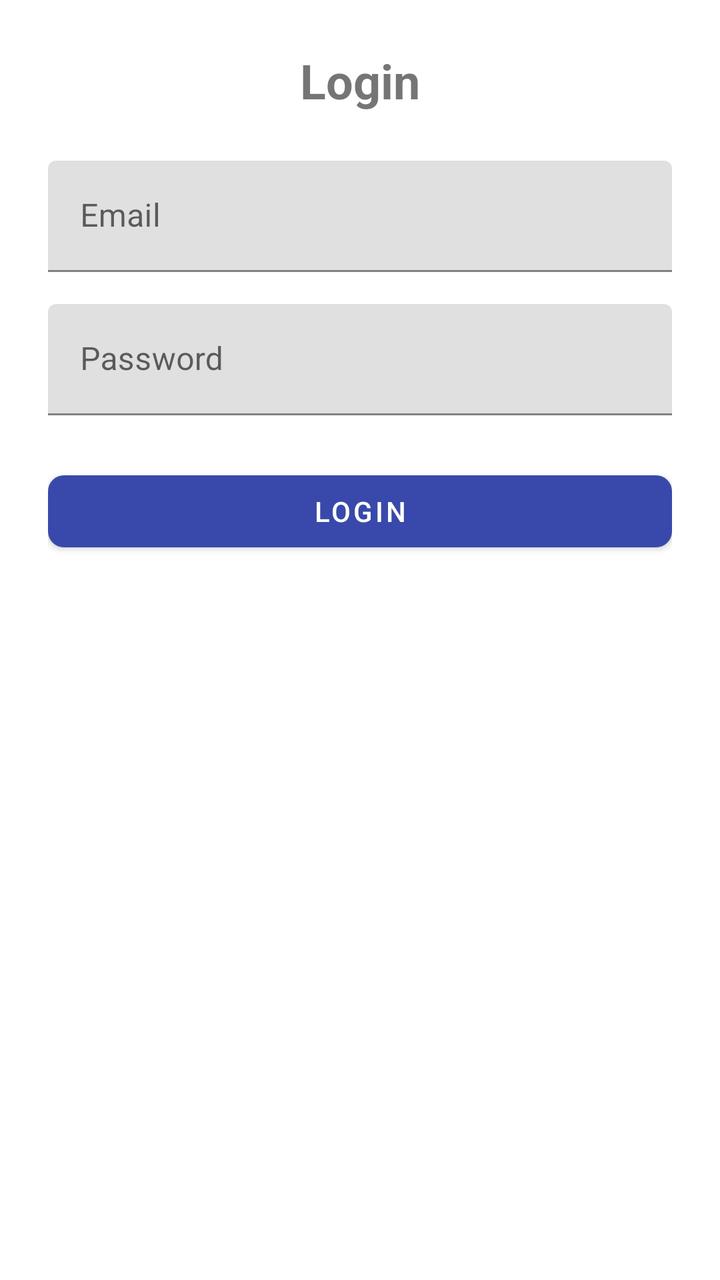
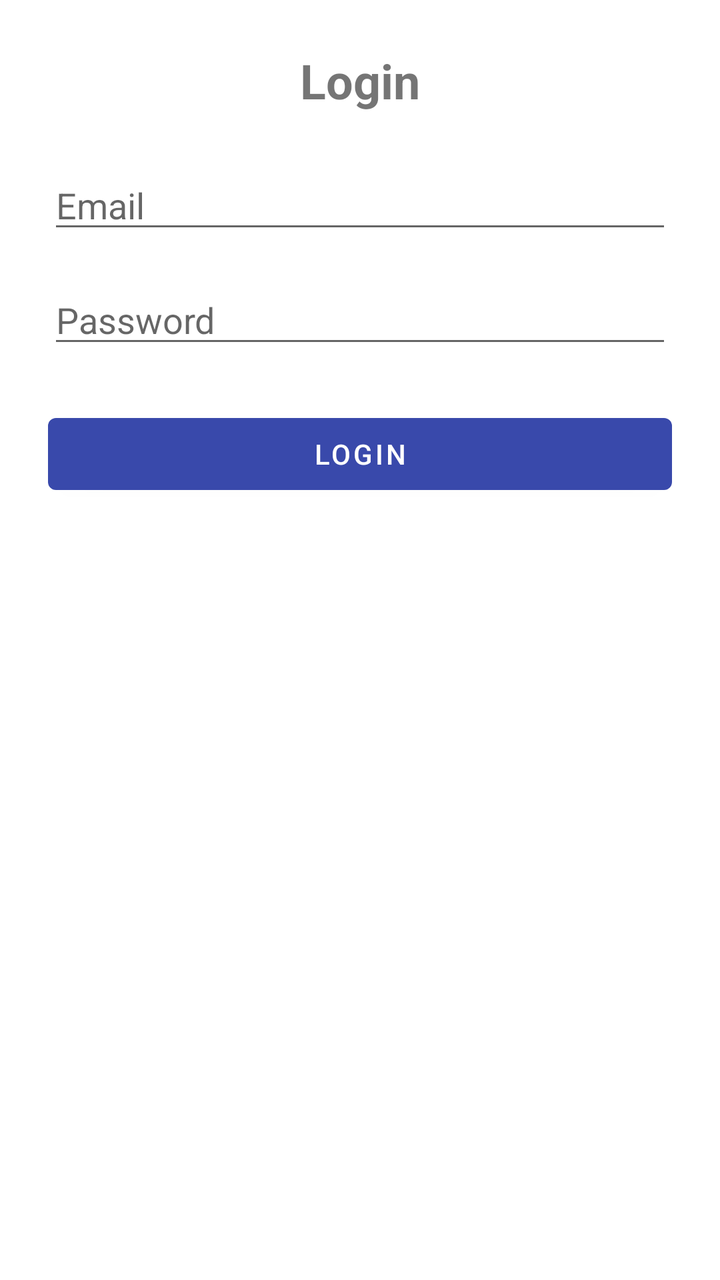

Compare the two renders of this Android layout. The source of the first and the diff that turns it into the second are given below.
<!-- AndroidManifest.xml: application theme Theme.YouthSphere -->
<!-- res/layout/fragment_login.xml -->
<?xml version="1.0" encoding="utf-8"?>
<androidx.constraintlayout.widget.ConstraintLayout
    xmlns:android="http://schemas.android.com/apk/res/android"
    xmlns:app="http://schemas.android.com/apk/res-auto"
    android:layout_width="match_parent"
    android:layout_height="match_parent">

<androidx.constraintlayout.widget.ConstraintLayout
    android:layout_width="0dp"
    android:layout_height="0dp"
    android:padding="24dp"
    app:layout_constraintBottom_toBottomOf="parent"
    app:layout_constraintEnd_toEndOf="parent"
    app:layout_constraintStart_toStartOf="parent"
    app:layout_constraintTop_toTopOf="parent">

    
    <TextView
        android:id="@+id/loginTitle"
        android:layout_width="wrap_content"
        android:layout_height="wrap_content"
        android:text="@string/login"
        android:textSize="24sp"
        android:textStyle="bold"
        app:layout_constraintTop_toTopOf="parent"
        app:layout_constraintStart_toStartOf="parent"
        app:layout_constraintEnd_toEndOf="parent" />

    
    <com.google.android.material.textfield.TextInputLayout
        android:id="@+id/emailInputLayout"
        android:layout_width="0dp"
        android:layout_height="wrap_content"
        android:hint="@string/email"
        app:layout_constraintTop_toBottomOf="@id/loginTitle"
        app:layout_constraintStart_toStartOf="parent"
        app:layout_constraintEnd_toEndOf="parent"
        android:layout_marginTop="24dp">

        <com.google.android.material.textfield.TextInputEditText
            android:id="@+id/emailEditText"
            android:layout_width="match_parent"
            android:layout_height="wrap_content"
            android:inputType="textEmailAddress"/>
    </com.google.android.material.textfield.TextInputLayout>

    
    <com.google.android.material.textfield.TextInputLayout
        android:id="@+id/passwordInputLayout"
        android:layout_width="0dp"
        android:layout_height="wrap_content"
        android:hint="@string/password"
        app:layout_constraintTop_toBottomOf="@id/emailInputLayout"
        app:layout_constraintStart_toStartOf="parent"
        app:layout_constraintEnd_toEndOf="parent"
        android:layout_marginTop="16dp">

        <com.google.android.material.textfield.TextInputEditText
            android:id="@+id/passwordEditText"
            android:layout_width="match_parent"
            android:layout_height="wrap_content"
            android:inputType="textPassword"/>
    </com.google.android.material.textfield.TextInputLayout>

    
    <com.google.android.material.button.MaterialButton
        android:id="@+id/loginButton"
        android:layout_width="0dp"
        android:layout_height="wrap_content"
        android:text="@string/login"
        app:cornerRadius="8dp"
        app:layout_constraintTop_toBottomOf="@id/passwordInputLayout"
        app:layout_constraintStart_toStartOf="parent"
        app:layout_constraintEnd_toEndOf="parent"
        android:layout_marginTop="24dp"/>
</androidx.constraintlayout.widget.ConstraintLayout>

    
    <FrameLayout
        android:id="@+id/loadingOverlay"
        android:layout_width="match_parent"
        android:layout_height="match_parent"
        android:background="#80000000"
        android:visibility="gone"
        app:layout_constraintBottom_toBottomOf="parent"
        app:layout_constraintEnd_toEndOf="parent"
        app:layout_constraintStart_toStartOf="parent"
        app:layout_constraintTop_toTopOf="parent">

        <com.airbnb.lottie.LottieAnimationView
            android:id="@+id/loadingAnimation"
            android:layout_width="150dp"
            android:layout_height="150dp"
            android:layout_gravity="center"
            app:lottie_autoPlay="false"
            app:lottie_cacheComposition="true"
            app:lottie_loop="true" />
    </FrameLayout>
</androidx.constraintlayout.widget.ConstraintLayout>
<!-- resources referenced by this layout -->
<resources>
  <string name="email">Email</string>
  <string name="login">Login</string>
  <string name="password">Password</string>
  <style name="Theme.YouthSphere" parent="Theme.MaterialComponents.DayNight.NoActionBar">
          
          <item name="colorPrimary">@color/indigo_600</item>
          <item name="colorPrimaryVariant">@color/indigo_800</item>
          <item name="colorOnPrimary">@color/white</item>
  
          
          <item name="colorSecondary">@color/amber_400</item>
          <item name="colorSecondaryVariant">@color/amber_600</item>
          <item name="colorOnSecondary">@color/black</item>
  
          
          <item name="android:windowBackground">@color/white</item>
          <item name="colorSurface">@color/white</item>
          <item name="colorOnBackground">@color/black</item>
          <item name="colorOnSurface">@color/black</item>
  
          
          <item name="android:statusBarColor">@color/indigo_800</item>
  
          
          <item name="actionBarTheme">@style/ThemeOverlay.MaterialComponents.Dark.ActionBar</item>
          <item name="actionBarPopupTheme">@style/ThemeOverlay.MaterialComponents.Light</item>
  
          
          <item name="popupMenuStyle">@style/PopupMenu.MaterialComponents</item>
      </style>
  <color name="indigo_600">#3949AB</color>
  <color name="indigo_800">#283593</color>
  <color name="white">#FFFFFF</color>
  <color name="amber_400">#FFCA28</color>
  <color name="amber_600">#FFB300</color>
  <color name="black">#000000</color>
  <style name="ThemeOverlay.MaterialComponents.Dark.ActionBar">
          <item name="android:textColorPrimary">@color/white</item>
          <item name="colorControlNormal">@color/white</item>
          <item name="android:textColorSecondary">@color/white</item>
      </style>
  <style name="ThemeOverlay.MaterialComponents.Light">
          <item name="android:textColorPrimary">@color/black</item>
          <item name="android:background">@color/white</item>
      </style>
  <style name="PopupMenu.MaterialComponents" parent="@style/Widget.MaterialComponents.PopupMenu">
          <item name="android:textColor">?attr/colorOnSurface</item>
          <item name="android:background">?attr/colorSurface</item>
          <item name="android:dropDownVerticalOffset">4dp</item>
      </style>
</resources>

<!-- the commit's change to res/layout/fragment_login.xml (unified diff, before → after) -->
@@ -5,75 +5,62 @@
     android:layout_width="match_parent"
     android:layout_height="match_parent">
 
-<androidx.constraintlayout.widget.ConstraintLayout
-    android:layout_width="0dp"
-    android:layout_height="0dp"
-    android:padding="24dp"
-    app:layout_constraintBottom_toBottomOf="parent"
-    app:layout_constraintEnd_toEndOf="parent"
-    app:layout_constraintStart_toStartOf="parent"
-    app:layout_constraintTop_toTopOf="parent">
+    <androidx.constraintlayout.widget.ConstraintLayout
+        android:layout_width="0dp"
+        android:layout_height="0dp"
+        android:padding="24dp"
+        app:layout_constraintBottom_toBottomOf="parent"
+        app:layout_constraintEnd_toEndOf="parent"
+        app:layout_constraintStart_toStartOf="parent"
+        app:layout_constraintTop_toTopOf="parent">
 
-    
-    <TextView
-        android:id="@+id/loginTitle"
-        android:layout_width="wrap_content"
-        android:layout_height="wrap_content"
-        android:text="@string/login"
-        android:textSize="24sp"
-        android:textStyle="bold"
-        app:layout_constraintTop_toTopOf="parent"
-        app:layout_constraintStart_toStartOf="parent"
-        app:layout_constraintEnd_toEndOf="parent" />
+        
+        <TextView
+            android:id="@+id/loginTitle"
+            android:layout_width="wrap_content"
+            android:layout_height="wrap_content"
+            android:text="@string/login"
+            android:textSize="24sp"
+            android:textStyle="bold"
+            app:layout_constraintTop_toTopOf="parent"
+            app:layout_constraintStart_toStartOf="parent"
+            app:layout_constraintEnd_toEndOf="parent" />
 
-    
-    <com.google.android.material.textfield.TextInputLayout
-        android:id="@+id/emailInputLayout"
-        android:layout_width="0dp"
-        android:layout_height="wrap_content"
-        android:hint="@string/email"
-        app:layout_constraintTop_toBottomOf="@id/loginTitle"
-        app:layout_constraintStart_toStartOf="parent"
-        app:layout_constraintEnd_toEndOf="parent"
-        android:layout_marginTop="24dp">
+        
+        <EditText
+            android:id="@+id/emailEditText"
+            android:layout_width="0dp"
+            android:layout_height="wrap_content"
+            android:hint="@string/email"
+            android:inputType="textEmailAddress"
+            android:layout_marginTop="24dp"
+            app:layout_constraintTop_toBottomOf="@id/loginTitle"
+            app:layout_constraintStart_toStartOf="parent"
+            app:layout_constraintEnd_toEndOf="parent"/>
 
-        <com.google.android.material.textfield.TextInputEditText
-            android:id="@+id/emailEditText"
-            android:layout_width="match_parent"
+        
+        <EditText
+            android:id="@+id/passwordEditText"
+            android:layout_width="0dp"
             android:layout_height="wrap_content"
-            android:inputType="textEmailAddress"/>
-    </com.google.android.material.textfield.TextInputLayout>
+            android:hint="@string/password"
+            android:inputType="textPassword"
+            android:layout_marginTop="16dp"
+            app:layout_constraintTop_toBottomOf="@id/emailEditText"
+            app:layout_constraintStart_toStartOf="parent"
+            app:layout_constraintEnd_toEndOf="parent"/>
 
-    
-    <com.google.android.material.textfield.TextInputLayout
-        android:id="@+id/passwordInputLayout"
-        android:layout_width="0dp"
-        android:layout_height="wrap_content"
-        android:hint="@string/password"
-        app:layout_constraintTop_toBottomOf="@id/emailInputLayout"
-        app:layout_constraintStart_toStartOf="parent"
-        app:layout_constraintEnd_toEndOf="parent"
-        android:layout_marginTop="16dp">
-
-        <com.google.android.material.textfield.TextInputEditText
-            android:id="@+id/passwordEditText"
-            android:layout_width="match_parent"
+        
+        <Button
+            android:id="@+id/loginButton"
+            android:layout_width="0dp"
             android:layout_height="wrap_content"
-            android:inputType="textPassword"/>
-    </com.google.android.material.textfield.TextInputLayout>
-
-    
-    <com.google.android.material.button.MaterialButton
-        android:id="@+id/loginButton"
-        android:layout_width="0dp"
-        android:layout_height="wrap_content"
-        android:text="@string/login"
-        app:cornerRadius="8dp"
-        app:layout_constraintTop_toBottomOf="@id/passwordInputLayout"
-        app:layout_constraintStart_toStartOf="parent"
-        app:layout_constraintEnd_toEndOf="parent"
-        android:layout_marginTop="24dp"/>
-</androidx.constraintlayout.widget.ConstraintLayout>
+            android:text="@string/login"
+            android:layout_marginTop="24dp"
+            app:layout_constraintTop_toBottomOf="@id/passwordEditText"
+            app:layout_constraintStart_toStartOf="parent"
+            app:layout_constraintEnd_toEndOf="parent"/>
+    </androidx.constraintlayout.widget.ConstraintLayout>
 
     
     <FrameLayout
@@ -87,13 +74,12 @@
         app:layout_constraintStart_toStartOf="parent"
         app:layout_constraintTop_toTopOf="parent">
 
-        <com.airbnb.lottie.LottieAnimationView
-            android:id="@+id/loadingAnimation"
-            android:layout_width="150dp"
-            android:layout_height="150dp"
+        <ProgressBar
+            android:id="@+id/loadingProgressBar"
+            android:layout_width="wrap_content"
+            android:layout_height="wrap_content"
             android:layout_gravity="center"
-            app:lottie_autoPlay="false"
-            app:lottie_cacheComposition="true"
-            app:lottie_loop="true" />
+            android:indeterminate="true"
+            style="?android:attr/progressBarStyleLarge"/>
     </FrameLayout>
 </androidx.constraintlayout.widget.ConstraintLayout>
